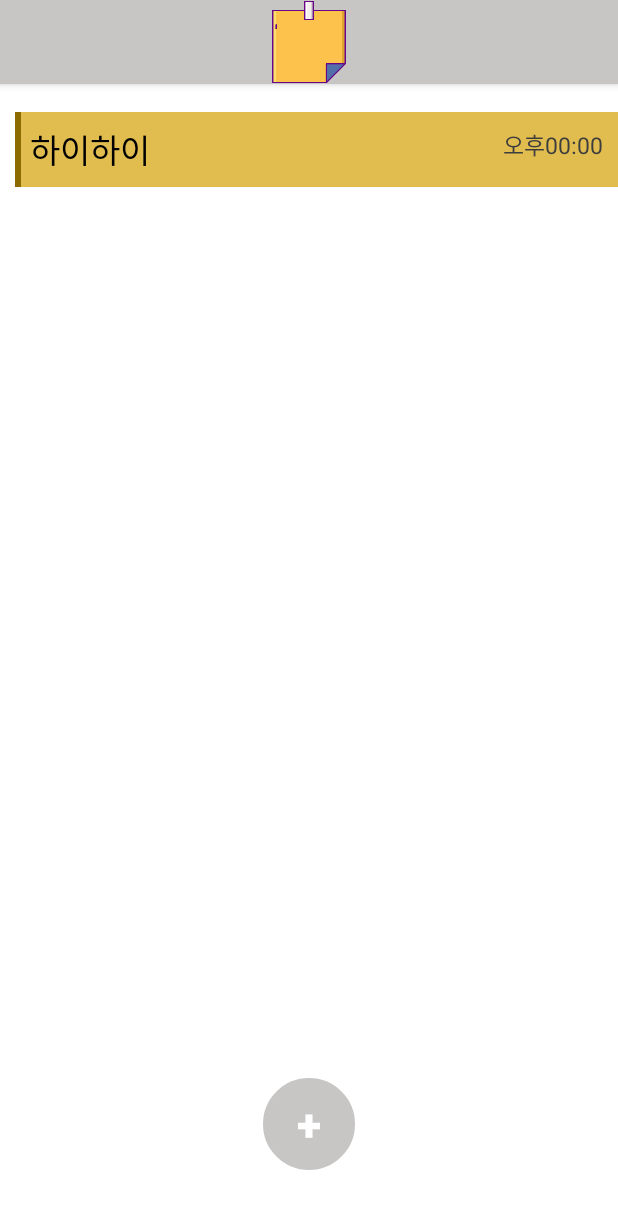
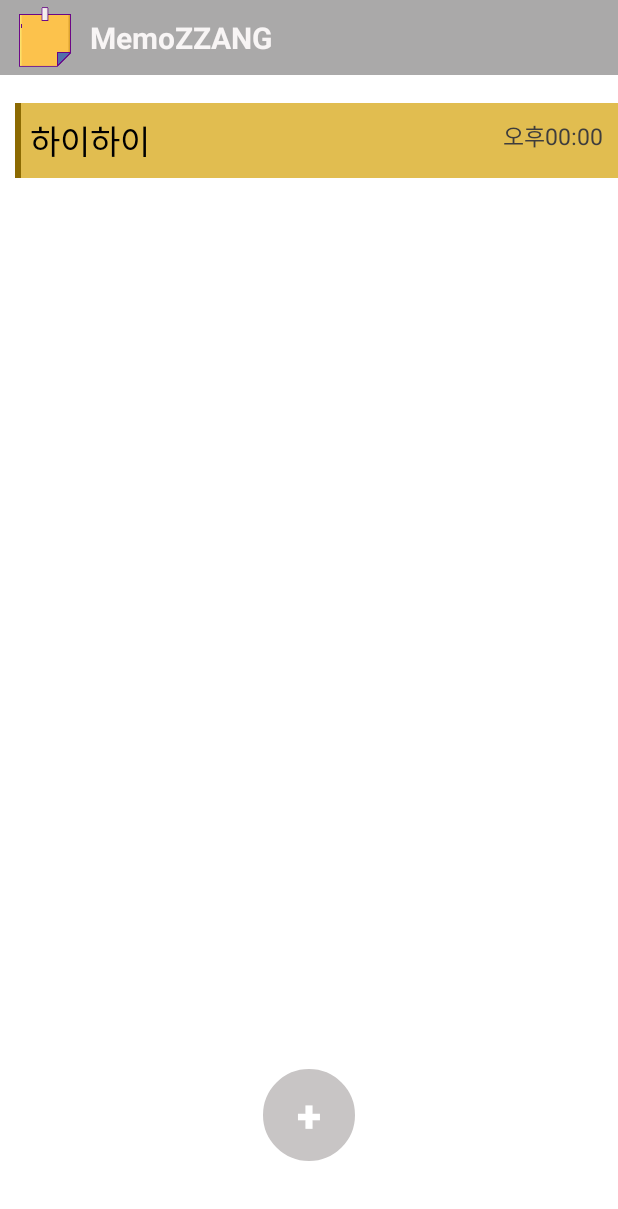
Before and after one commit to saint6839/MemoProject, an Android app: the screen it shows after launch (MainActivity), on a phone screen of 412 x 824 dp. Shown: the top 1209 px of the screen. Run offline under Robolectric (Android 15) with nearby library versions, the phone set to English and light mode, and no system bars.

Commit message:
sixth commit

```diff
--- a/app/src/main/java/com/example/memoproject/MainActivity.java
+++ b/app/src/main/java/com/example/memoproject/MainActivity.java
@@ -1,12 +1,17 @@
 package com.example.memoproject;
 
 import androidx.annotation.Nullable;
+import androidx.appcompat.app.ActionBar;
 import androidx.appcompat.app.AppCompatActivity;
+import androidx.appcompat.widget.Toolbar;
 import androidx.fragment.app.Fragment;
 import androidx.viewpager.widget.ViewPager;
 
 import android.content.Intent;
 import android.os.Bundle;
+import android.view.LayoutInflater;
+import android.view.Menu;
+import android.view.View;
 import android.widget.Button;
 import android.widget.Toast;
 
@@ -16,7 +21,8 @@
     UserFragment userFragment;
     CalenderFragment calenderFragment;
     ViewPager viewpager;
-
+    Toolbar toolbar;
+    ActionBar actionBar;
 
     //마지막으로 뒤로가기 버튼을 눌렀던 시간 저장
     private long backKeyPressedTime = 0;
@@ -29,10 +35,7 @@
         super.onCreate(savedInstanceState);
         setContentView(R.layout.activity_main);
 
-        //액션바에 포스트잇 이미지 추가
-        getSupportActionBar().setIcon(R.drawable.memo_actionbar);
-        getSupportActionBar().setDisplayUseLogoEnabled(true);
-        getSupportActionBar().setDisplayShowHomeEnabled(true);
+
 
         viewpager = findViewById(R.id.viewPager);
         viewpager.setOffscreenPageLimit(3);
@@ -56,6 +59,24 @@
 
     }
 
+//    @Override
+//    public boolean onCreateOptionsMenu(Menu menu) {
+//        actionBar = getSupportActionBar();
+//        actionBar.setDisplayShowCustomEnabled(true);
+//        actionBar.setDisplayHomeAsUpEnabled(false);
+//        actionBar.setDisplayShowTitleEnabled(false);
+//        actionBar.setDisplayShowHomeEnabled(false);
+//
+//        LayoutInflater inflater = (LayoutInflater) getSystemService(LAYOUT_INFLATER_SERVICE);
+//        View actionbar = inflater.inflate(R.layout.custom_actionbar, null);
+//        actionBar.setCustomView(actionbar);
+//
+//        Toolbar parent = (Toolbar) actionbar.getParent();
+//        parent.setContentInsetsAbsolute(0,0);
+//
+//        return true;
+//    }
+
     @Override
     public void onBackPressed() {
 
@@ -77,5 +98,8 @@
             finish();
             toast.cancel();
         }
+
+
     }
+
 }
--- a/app/src/main/res/layout/activity_main.xml
+++ b/app/src/main/res/layout/activity_main.xml
@@ -3,6 +3,9 @@
     android:layout_width="match_parent"
     android:layout_height="match_parent"
     android:orientation="vertical">
+
+    <include layout="@layout/custom_actionbar"/>
+
     <androidx.viewpager.widget.ViewPager
         android:id="@+id/viewPager"
         android:layout_width="match_parent"
--- /dev/null
+++ b/app/src/main/res/layout/custom_actionbar.xml
@@ -0,0 +1,34 @@
+<?xml version="1.0" encoding="utf-8"?>
+<androidx.appcompat.widget.Toolbar xmlns:android="http://schemas.android.com/apk/res/android"
+    xmlns:app="http://schemas.android.com/apk/res-auto"
+    android:orientation="horizontal"
+    android:layout_width="match_parent"
+    android:layout_height="50dp"
+    app:contentInsetStart="0dp">
+
+    <LinearLayout
+        android:layout_width="match_parent"
+        android:layout_height="50dp"
+        android:orientation="horizontal"
+        android:background="#AAA9A9">
+    <ImageView
+        android:layout_marginLeft="10dp"
+        android:id="@+id/imageView"
+        android:layout_width="40dp"
+        android:layout_height="40dp"
+        app:srcCompat="@drawable/memo_actionbar"
+        android:layout_gravity="center_vertical"/>
+
+    <TextView
+        android:layout_marginLeft="10dp"
+        android:layout_width="wrap_content"
+        android:layout_height="wrap_content"
+        android:text="MemoZZANG"
+        android:textSize="20dp"
+        android:textStyle="bold"
+        android:textColor="#F8F5F5"
+        android:layout_gravity="center_vertical"/>
+
+    </LinearLayout>
+
+</androidx.appcompat.widget.Toolbar>
--- /dev/null
+++ b/app/src/main/res/menu/menu_actionbar.xml
@@ -0,0 +1,10 @@
+<?xml version="1.0" encoding="utf-8"?>
+<menu xmlns:android="http://schemas.android.com/apk/res/android">
+    <item
+        android:id="@+id/show"
+        android:title="보기"/>
+
+    <item
+        android:id="@+id/backup"
+        android:title="백업"/>
+</menu>
--- a/app/src/main/res/values/themes.xml
+++ b/app/src/main/res/values/themes.xml
@@ -1,6 +1,6 @@
 <resources xmlns:tools="http://schemas.android.com/tools">
     <!-- Base application theme. -->
-    <style name="Theme.MemoProject" parent="Theme.MaterialComponents.DayNight.DarkActionBar">
+    <style name="Theme.MemoProject" parent="Theme.MaterialComponents.DayNight.NoActionBar">
         <!-- Primary brand color. -->
         <item name="colorPrimary">#C8C5C5</item>
         <item name="colorPrimaryVariant">@color/black</item>
```
